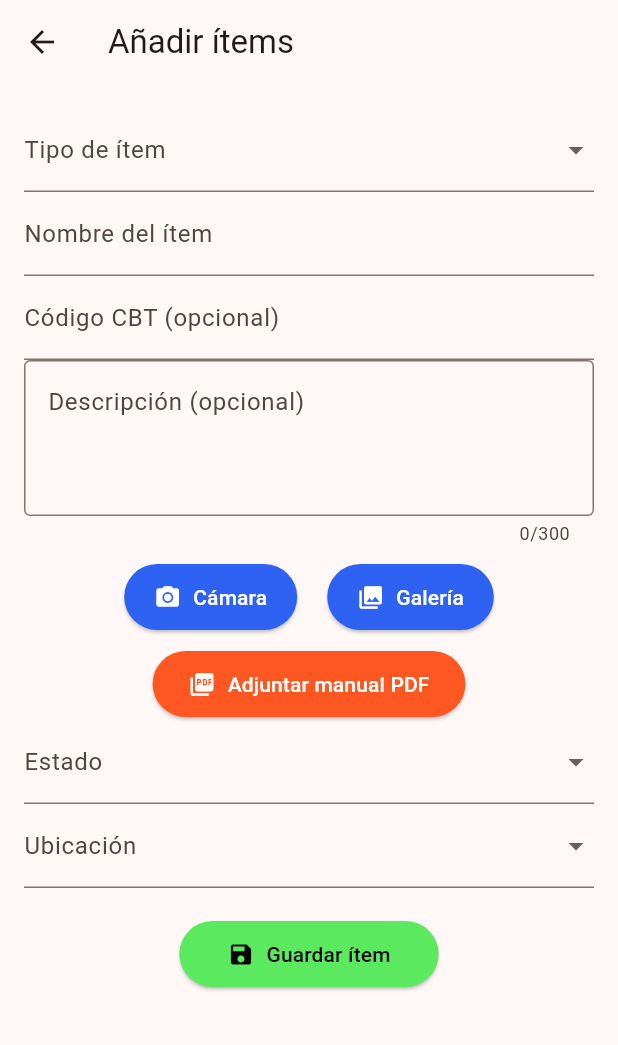
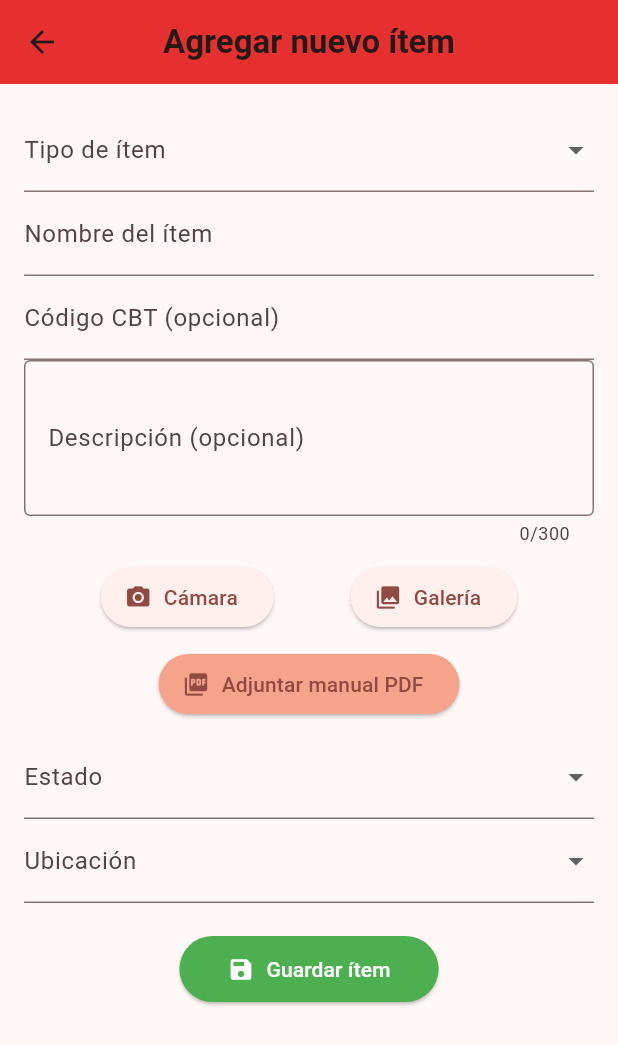
Before and after one commit to Krnto2/OctavApp, a Flutter app: the AddPage screen opened directly, on a phone screen of 412 x 824 dp. Shown: the top 1045 px of the screen. Run offline on Flutter 3.47's test engine with Material 3 defaults, Android fonts, the light colour scheme and no system bars; our stand-ins replace cloud_firestore, file_picker, firebase_auth, firebase_core, firebase_storage, image_picker and 1 more; missing offline and left inert: firebase_app_check; accounts and stored records are empty.

Commit message:
Nav y Add mejorados

```diff
--- a/lib/pages/add.dart
+++ b/lib/pages/add.dart
@@ -6,6 +6,7 @@ import 'package:firebase_storage/firebase_storage.dart';
 import 'package:flutter/material.dart';
 import 'package:image_picker/image_picker.dart';
 import 'package:file_picker/file_picker.dart';
+import '../widgets/universal_app_bar.dart';
 
 class AddPage extends StatefulWidget {
   const AddPage({super.key});
@@ -38,7 +39,7 @@ class _AddPageState extends State<AddPage> {
   final Map<String, List<String>> tiposConSubtipos = {
     "Material de Agua": ["Piton", "Copla", "Manguera", "Otro"],
     "Herramienta": ["Manual", "Combustión", "Eléctrica", "Otro"],
-    "EPP": ["Arnes", "Máscara", "Botella", "Otro"]
+    "EPP": ["Arnes ERA", "Máscara", "Botella", "Otro"]
   };
 
   final List<String> tiposSinSubtipos = [
@@ -71,9 +72,7 @@ class _AddPageState extends State<AddPage> {
       source: fromCamera ? ImageSource.camera : ImageSource.gallery,
       imageQuality: 75,
     );
-    if (picked != null) {
-      setState(() => _imagen = File(picked.path));
-    }
+    if (picked != null) setState(() => _imagen = File(picked.path));
   }
 
   Future<void> _pickPDF() async {
@@ -99,12 +98,10 @@ final nombre = _nombreController.text.trim();
     final tipo = tipoSeleccionado;
     final subtipo = subtipoSeleccionado;
     final estado = estadoSeleccionado;
-final ubicacion = ubicacionSeleccionada;
-final zona = (ubicacionSeleccionada != 'Bodega') ? zonaEspecifica : null;
+    final ubicacion = estado == 'Fuera de servicio' ? 'Bodega' : ubicacionSeleccionada;
+    final zona = (ubicacion != 'Bodega') ? zonaEspecifica : null;
     final descripcion = _descripcionController.text.trim();
     final userEmail = FirebaseAuth.instance.currentUser?.email ?? "desconocido@cbt.cl";
-
-
 
     try {
       if (codigoCBT.isNotEmpty) {
@@ -149,7 +146,7 @@ final userEmail = FirebaseAuth.instance.currentUser?.email ?? "desconocido@cbt.c
         'manual_pdf_url': manualPdfUrl,
         'imagen_base64': imagenBase64,
         'registrado_por': userEmail,
-        'creado': FieldValue.serverTimestamp(), //         'fecha_creacion': FieldValue.serverTimestamp()
+        'creado': FieldValue.serverTimestamp(),
       });
 
       if (mounted) {
@@ -161,7 +158,7 @@ final userEmail = FirebaseAuth.instance.currentUser?.email ?? "desconocido@cbt.c
     } catch (e) {
       if (mounted) {
         ScaffoldMessenger.of(context).showSnackBar(
-          SnackBar(content: Text('Error al guardar el ítem: $e')),
+          SnackBar(content: Text('Error al guardar el ítem: \$e')),
         );
       }
     }
@@ -172,7 +169,7 @@ final userEmail = FirebaseAuth.instance.currentUser?.email ?? "desconocido@cbt.c
     final bool tieneSubtipos = tipoSeleccionado != null && tiposConSubtipos.containsKey(tipoSeleccionado);
 
     return Scaffold(
-      appBar: AppBar(title: const Text('Añadir ítems')),
+      appBar: const UniversalAppBar(titulo: 'Agregar nuevo ítem'),
       body: SafeArea(
         child: SingleChildScrollView(
           padding: const EdgeInsets.all(16),
@@ -181,6 +178,7 @@ final userEmail = FirebaseAuth.instance.currentUser?.email ?? "desconocido@cbt.c
             child: Column(
               crossAxisAlignment: CrossAxisAlignment.start,
               children: [
+
                 DropdownButtonFormField<String>(
                   decoration: const InputDecoration(labelText: 'Tipo de ítem'),
                   value: tipoSeleccionado,
@@ -225,7 +223,6 @@ final userEmail = FirebaseAuth.instance.currentUser?.email ?? "desconocido@cbt.c
                   controller: _descripcionController,
                   decoration: const InputDecoration(
                     labelText: 'Descripción (opcional)',
-                    alignLabelWithHint: true,
                     border: OutlineInputBorder(),
                   ),
                   maxLength: 300,
@@ -233,26 +230,17 @@ final userEmail = FirebaseAuth.instance.currentUser?.email ?? "desconocido@cbt.c
                 ),
                 const SizedBox(height: 10),
                 Row(
-                  mainAxisAlignment: MainAxisAlignment.center,
+                  mainAxisAlignment: MainAxisAlignment.spaceEvenly,
                   children: [
                     ElevatedButton.icon(
-                      icon: const Icon(Icons.camera_alt, color: Colors.white),
-                      label: const Text("Cámara", style: TextStyle(color: Colors.white)),
+                      icon: const Icon(Icons.camera_alt),
+                      label: const Text("Cámara"),
                       onPressed: () => _pickImage(true),
-                      style: ElevatedButton.styleFrom(
-                        backgroundColor: const Color.fromRGBO(45, 98, 243, 1),
-                        padding: const EdgeInsets.symmetric(horizontal: 20, vertical: 12),
                     ),
-                    ),
-                    const SizedBox(width: 20),
                     ElevatedButton.icon(
-                      icon: const Icon(Icons.photo_library, color: Colors.white),
-                      label: const Text("Galería", style: TextStyle(color: Colors.white)),
+                      icon: const Icon(Icons.photo_library),
+                      label: const Text("Galería"),
                       onPressed: () => _pickImage(false),
-                      style: ElevatedButton.styleFrom(
-                        backgroundColor: const Color.fromRGBO(45, 98, 243, 1),
-                        padding: const EdgeInsets.symmetric(horizontal: 20, vertical: 12),
-                      ),
                     ),
                   ],
                 ),
@@ -260,14 +248,10 @@ final userEmail = FirebaseAuth.instance.currentUser?.email ?? "desconocido@cbt.c
                 Center(
                   child: ElevatedButton.icon(
                     onPressed: _pickPDF,
-                    icon: const Icon(Icons.picture_as_pdf, color: Colors.white),
-                    label: Text(
-                      _manualPDF == null ? 'Adjuntar manual PDF' : 'PDF adjuntado',
-                      style: const TextStyle(color: Colors.white),
-                    ),
+                    icon: const Icon(Icons.picture_as_pdf),
+                    label: Text(_manualPDF == null ? 'Adjuntar manual PDF' : 'PDF adjuntado'),
                     style: ElevatedButton.styleFrom(
-                      backgroundColor: _manualPDF == null ? Colors.deepOrange : Colors.green,
-                      padding: const EdgeInsets.symmetric(horizontal: 24, vertical: 12),
+                      backgroundColor: _manualPDF == null ? const Color.fromARGB(255, 245, 163, 139) : Colors.green,
                     ),
                   ),
                 ),
@@ -276,18 +260,27 @@ final userEmail = FirebaseAuth.instance.currentUser?.email ?? "desconocido@cbt.c
                     padding: const EdgeInsets.only(top: 10),
                     child: Image.file(_imagen!, height: 150),
                   ),
+                const SizedBox(height: 10),
                 DropdownButtonFormField<String>(
                   decoration: const InputDecoration(labelText: 'Estado'),
                   value: estadoSeleccionado,
                   items: estados.map((e) => DropdownMenuItem(value: e, child: Text(e))).toList(),
-                  onChanged: (val) => setState(() => estadoSeleccionado = val),
+                  onChanged: (val) => setState(() {
+                    estadoSeleccionado = val;
+                    if (val == 'Fuera de servicio') {
+                      ubicacionSeleccionada = 'Bodega';
+                      zonaEspecifica = null;
+                    }
+                  }),
                   validator: (val) => val == null ? 'Selecciona un estado' : null,
                 ),
                 DropdownButtonFormField<String>(
                   decoration: const InputDecoration(labelText: 'Ubicación'),
                   value: ubicacionSeleccionada,
                   items: ubicaciones.map((u) => DropdownMenuItem(value: u, child: Text(u))).toList(),
-                  onChanged: (val) {
+                  onChanged: (estadoSeleccionado == 'Fuera de servicio')
+                      ? null
+                      : (val) {
                           setState(() {
                             ubicacionSeleccionada = val;
                             final nuevasZonas = getZonasPorUbicacion(val);
@@ -314,10 +307,11 @@ final userEmail = FirebaseAuth.instance.currentUser?.email ?? "desconocido@cbt.c
                 Center(
                   child: ElevatedButton.icon(
                     onPressed: _subirItem,
-                    icon: const Icon(Icons.save, color: Colors.black),
-                    label: const Text('Guardar ítem', style: TextStyle(color: Colors.black)),
+                    icon: const Icon(Icons.save),
+                    label: const Text('Guardar ítem'),
                     style: ElevatedButton.styleFrom(
-                      backgroundColor: const Color.fromARGB(255, 91, 233, 96),
+                      backgroundColor: Colors.green,
+                      foregroundColor: Colors.white,
                       padding: const EdgeInsets.symmetric(horizontal: 32, vertical: 12),
                     ),
                   ),
--- a/lib/pages/ver.dart
+++ b/lib/pages/ver.dart
@@ -2,6 +2,7 @@ import 'dart:convert';
 import 'package:cloud_firestore/cloud_firestore.dart';
 import 'package:flutter/material.dart';
 import 'package:url_launcher/url_launcher.dart';
+import '../widgets/universal_app_bar.dart';
 
 class VerPage extends StatelessWidget {
   final String cajoneraNombre;
@@ -18,7 +19,7 @@ class VerPage extends StatelessWidget {
     final zona = cajoneraNombre[0].toUpperCase() + cajoneraNombre.substring(1).toLowerCase();
 
     return Scaffold(
-      appBar: AppBar(title: Text('Contenido: $zona')),
+      appBar: UniversalAppBar(titulo: 'Contenido: $zona'),
       body: SafeArea(
         child: StreamBuilder<QuerySnapshot>(
           stream: FirebaseFirestore.instance
@@ -32,7 +33,7 @@ class VerPage extends StatelessWidget {
             }
 
             if (snapshot.hasError) {
-              return Center(child: Text('Error: \${snapshot.error}'));
+              return Center(child: Text('Error: ${snapshot.error}'));
             }
 
             final docs = snapshot.data?.docs ?? [];
--- /dev/null
+++ b/lib/widgets/universal_app_bar.dart
@@ -0,0 +1,23 @@
+import 'package:flutter/material.dart';
+
+class UniversalAppBar extends StatelessWidget implements PreferredSizeWidget {
+  final String titulo;
+
+  const UniversalAppBar({super.key, required this.titulo});
+
+  @override
+  Widget build(BuildContext context) {
+    return AppBar(
+      backgroundColor: const Color.fromARGB(255, 236, 46, 46),
+      title: Text(
+        titulo,
+        style: const TextStyle(fontWeight: FontWeight.bold),
+      ),
+      centerTitle: true,
+      elevation: 2,
+    );
+  }
+
+  @override
+  Size get preferredSize => const Size.fromHeight(kToolbarHeight);
+}
```
Also changed, not shown: lib/pages/b8.dart (+4 -3 lines), lib/pages/f8.dart (+8 -2 lines), lib/pages/h8.dart (+5 -2 lines), lib/pages/home.dart (+46 -26 lines), lib/pages/inventario.dart (+7 -4 lines). Lines whose indentation alone changed are shown as unchanged.
